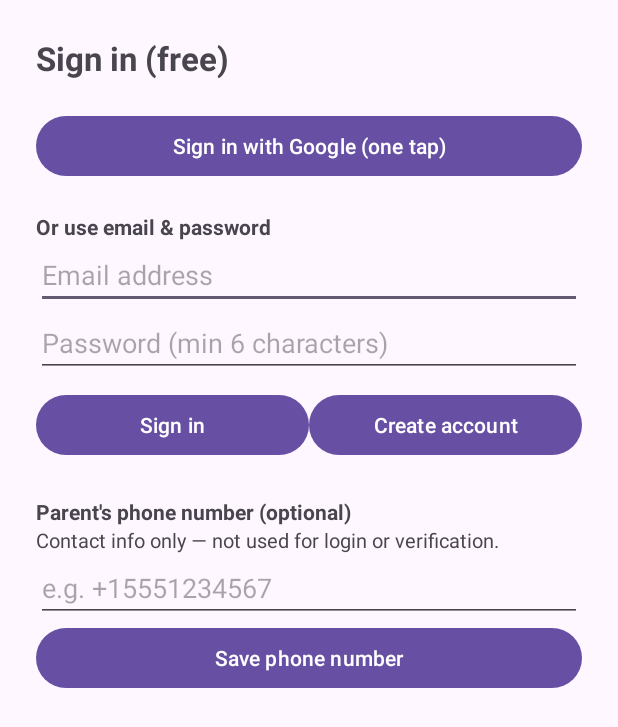
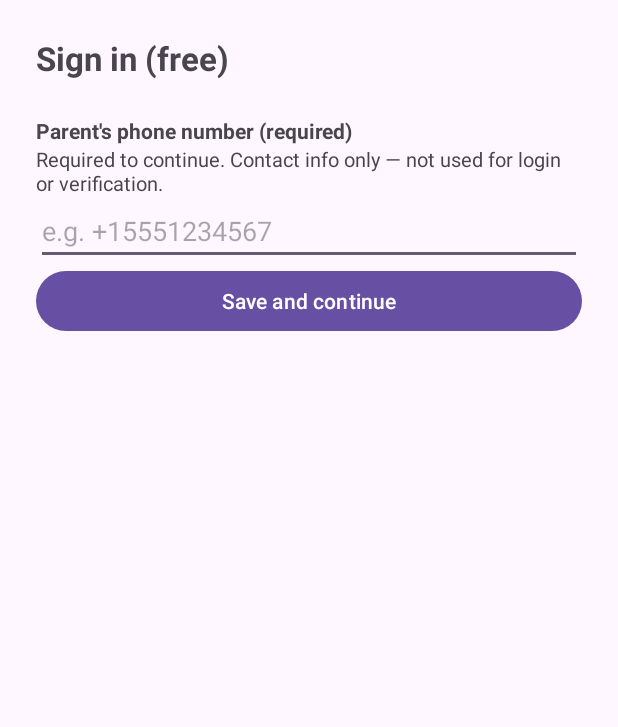
Before and after one commit to stdigital892-dotcom/Fliptle, an Android app: the SignInActivity screen opened directly, with no data from a screen before it, on a phone screen of 412 x 824 dp. Shown: the top 727 px of the screen. Run offline under Robolectric (Android 15) with nearby library versions, the phone set to English and light mode, and no system bars; our stand-ins replace Firebase (no records; nobody signed in at launch, a user with empty details on screens opened directly).

Commit message:
Make parent phone number mandatory after any sign-in
Previously the phone step showed after sign-in but could be skipped, and
appeared inconsistently. Now, once a user signs in by either method
(Google or email/password), a valid parent phone number is required before
the main app opens.

- SignInActivity: after both sign-in paths, hide the sign-in controls and
  show the phone section identically; validate a plausible number (7-15
  digits, optional leading +) before allowing save; save under the same
  Firestore parentPhone field keyed to the Auth UID.
- PhoneGate: new gate that bounces a signed-in user with no phone to the
  phone screen from the launcher router and Home (never traps the device).
- AuthStore.parentPhoneProvided: local flag set optimistically on a valid
  entry so an offline user is not trapped by the gate.
- InstallTracker: saveParentPhone now uses set()+merge (works before the
  install doc exists); fetchParentPhone adopts an already-stored number so
  returning/reinstalled users are not needlessly re-prompted.

Co-Authored-By: Claude Opus 4.8 <noreply@anthropic.com>
Claude-Session: https://claude.ai/code/session_012xs48EkRvNin4yViRbwCag

```diff
--- a/app/src/main/java/com/fliptle/app/HomeActivity.kt
+++ b/app/src/main/java/com/fliptle/app/HomeActivity.kt
@@ -41,6 +41,8 @@ class HomeActivity : AppCompatActivity() {
         super.onCreate(savedInstanceState)
         // Compulsory permissions: if any is missing, bounce back to onboarding.
         if (!Permissions.gate(this)) return
+        // Mandatory after sign-in: no reaching Home without a parent phone number.
+        if (!PhoneGate.gate(this)) return
         setContentView(R.layout.activity_home)
         freezeStore = FreezeStore(this)
         taper = TaperStore(this)
@@ -74,6 +76,8 @@ class HomeActivity : AppCompatActivity() {
         super.onResume()
         // Re-check on every return; a revoked permission blocks the main flow.
         if (!Permissions.gate(this)) return
+        // A signed-in user who backed out without a phone is bounced right back.
+        if (!PhoneGate.gate(this)) return
         com.fliptle.app.auth.Heartbeat.beat(this)
         handler.post(tick)
     }
--- a/app/src/main/java/com/fliptle/app/MainActivity.kt
+++ b/app/src/main/java/com/fliptle/app/MainActivity.kt
@@ -13,6 +13,8 @@ class MainActivity : AppCompatActivity() {
         val destination = when {
             !OnboardingState(this).complete -> OnboardingActivity::class.java
             !Permissions.allEnforcementGranted(this) -> ProtectionGuardActivity::class.java
+            // Signed in but no parent phone yet -> force the mandatory phone screen.
+            PhoneGate.required(this) -> com.fliptle.app.auth.SignInActivity::class.java
             else -> HomeActivity::class.java
         }
         startActivity(Intent(this, destination))
--- a/app/src/main/java/com/fliptle/app/auth/AuthStore.kt
+++ b/app/src/main/java/com/fliptle/app/auth/AuthStore.kt
@@ -27,8 +27,19 @@ class AuthStore(context: Context) {
         get() = prefs.getString(KEY_PHONE, null)
         set(value) = prefs.edit().putString(KEY_PHONE, value).apply()
 
+    /**
+     * Whether the mandatory parent phone number has been provided for the current
+     * signed-in user. Set optimistically on a valid entry (so an offline user is
+     * never trapped) and cleared on a fresh install (prefs wiped). Gated on by
+     * [com.fliptle.app.PhoneGate] to force the phone screen after any sign-in.
+     */
+    var parentPhoneProvided: Boolean
+        get() = prefs.getBoolean(KEY_PHONE_PROVIDED, false)
+        set(value) = prefs.edit().putBoolean(KEY_PHONE_PROVIDED, value).apply()
+
     companion object {
         private const val KEY_INSTALL_ID = "install_id"
         private const val KEY_PHONE = "phone"
+        private const val KEY_PHONE_PROVIDED = "phone_provided"
     }
 }
--- a/app/src/main/java/com/fliptle/app/auth/InstallTracker.kt
+++ b/app/src/main/java/com/fliptle/app/auth/InstallTracker.kt
@@ -141,16 +141,31 @@ object InstallTracker {
         }
     }
 
-    /** Save the parent's phone number as contact-only info on the user's record. */
+    /** Save the parent's phone number as contact-only info on the user's record.
+     *  Uses set()+merge so it succeeds even if the install doc hasn't been created
+     *  yet (the sign-in transaction that creates it runs asynchronously). */
     fun saveParentPhone(context: Context, uid: String, phone: String, onResult: (String) -> Unit) {
         if (!FirebaseGate.isAvailable(context)) {
-            onResult("Firebase not configured — phone not saved.")
+            onResult("Firebase not configured — phone saved on device only.")
             return
         }
         FirebaseFirestore.getInstance().collection(COLLECTION).document(uid)
-            .update("parentPhone", phone)
+            .set(mapOf("parentPhone" to phone), com.google.firebase.firestore.SetOptions.merge())
             .addOnSuccessListener { onResult("Parent phone saved.") }
-            .addOnFailureListener { e -> onResult("Could not save phone: ${e.message}") }
+            .addOnFailureListener { e -> onResult("Could not sync phone (saved on device): ${e.message}") }
+    }
+
+    /** Best-effort read of any parent phone already stored for this user, so a
+     *  returning/reinstalled user who already provided one isn't re-prompted. */
+    fun fetchParentPhone(context: Context, uid: String, onResult: (String?) -> Unit) {
+        if (!FirebaseGate.isAvailable(context)) {
+            onResult(null)
+            return
+        }
+        FirebaseFirestore.getInstance().collection(COLLECTION).document(uid)
+            .get()
+            .addOnSuccessListener { onResult(it.getString("parentPhone")) }
+            .addOnFailureListener { onResult(null) }
     }
 
     private fun logEvent(
--- a/app/src/main/java/com/fliptle/app/auth/SignInActivity.kt
+++ b/app/src/main/java/com/fliptle/app/auth/SignInActivity.kt
@@ -32,6 +32,7 @@ class SignInActivity : AppCompatActivity() {
     private lateinit var statusText: TextView
     private lateinit var emailInput: EditText
     private lateinit var passwordInput: EditText
+    private lateinit var signInControls: LinearLayout
     private lateinit var phoneSection: LinearLayout
     private lateinit var parentPhoneInput: EditText
 
@@ -63,6 +64,7 @@ class SignInActivity : AppCompatActivity() {
         statusText = findViewById(R.id.authStatusText)
         emailInput = findViewById(R.id.emailInput)
         passwordInput = findViewById(R.id.passwordInput)
+        signInControls = findViewById(R.id.signInControls)
         phoneSection = findViewById(R.id.phoneSection)
         parentPhoneInput = findViewById(R.id.parentPhoneInput)
 
@@ -154,20 +156,70 @@ class SignInActivity : AppCompatActivity() {
         }
     }
 
+    /**
+     * After any sign-in method, reveal the mandatory phone section identically. The
+     * sign-in controls are hidden so the phone number is the only way forward — the
+     * user cannot reach the main app until it is provided (enforced by [PhoneGate]).
+     */
     private fun showSignedInState() {
+        signInControls.visibility = View.GONE
         phoneSection.visibility = View.VISIBLE
+
+        val store = AuthStore(this)
+        // Prefill any number we already have on device.
+        if (parentPhoneInput.text.isNullOrEmpty()) {
+            store.signedInPhone?.let { parentPhoneInput.setText(it) }
+        }
+        // Best-effort: if this user already stored a phone (e.g. after a reinstall),
+        // adopt it so they aren't needlessly re-prompted.
+        val user = auth?.currentUser
+        if (user != null && !store.parentPhoneProvided) {
+            InstallTracker.fetchParentPhone(this, user.uid) { existing ->
+                runOnUiThread {
+                    if (!existing.isNullOrBlank()) {
+                        store.signedInPhone = existing
+                        store.parentPhoneProvided = true
+                        if (parentPhoneInput.text.isNullOrEmpty()) parentPhoneInput.setText(existing)
+                    }
+                }
+            }
+        }
     }
 
     private fun saveParentPhone() {
-        val user = auth?.currentUser ?: return
-        val phone = parentPhoneInput.text.toString().trim()
-        if (phone.isEmpty()) {
-            Toast.makeText(this, R.string.auth_enter_parent_phone, Toast.LENGTH_SHORT).show()
+        val user = auth?.currentUser
+        if (user == null) {
+            Toast.makeText(this, R.string.auth_email_hint, Toast.LENGTH_SHORT).show()
             return
         }
-        InstallTracker.saveParentPhone(this, user.uid, phone) { msg ->
+        val normalized = normalizePhone(parentPhoneInput.text.toString())
+        if (normalized == null) {
+            Toast.makeText(this, R.string.auth_phone_invalid, Toast.LENGTH_SHORT).show()
+            return
+        }
+        // Save locally first (optimistic) so an offline user is never trapped by
+        // the mandatory gate, then sync to Firestore under the same UID key.
+        val store = AuthStore(this)
+        store.signedInPhone = normalized
+        store.parentPhoneProvided = true
+        parentPhoneInput.setText(normalized)
+        InstallTracker.saveParentPhone(this, user.uid, normalized) { msg ->
             runOnUiThread { Toast.makeText(this, msg, Toast.LENGTH_SHORT).show() }
         }
+        Toast.makeText(this, R.string.auth_phone_saved, Toast.LENGTH_SHORT).show()
+        finish()
+    }
+
+    /**
+     * Validate and normalize a plausible phone number. Keeps an optional single
+     * leading '+' and the digits; requires 7–15 digits (E.164 caps at 15). Returns
+     * null if it doesn't look like a real number.
+     */
+    private fun normalizePhone(raw: String): String? {
+        val trimmed = raw.trim()
+        val digits = trimmed.filter { it.isDigit() }
+        if (digits.length < 7 || digits.length > 15) return null
+        return if (trimmed.startsWith("+")) "+$digits" else digits
     }
 
     private fun disableAll() {
--- a/app/src/main/res/layout/activity_sign_in.xml
+++ b/app/src/main/res/layout/activity_sign_in.xml
@@ -16,6 +16,12 @@
             android:text="@string/auth_title"
             android:textSize="22sp"
             android:textStyle="bold" />
+
+        <LinearLayout
+            android:id="@+id/signInControls"
+            android:layout_width="match_parent"
+            android:layout_height="wrap_content"
+            android:orientation="vertical">
 
             <Button
                 android:id="@+id/googleSignInButton"
@@ -67,6 +73,7 @@
                     android:layout_weight="1"
                     android:text="@string/auth_email_signup" />
             </LinearLayout>
+        </LinearLayout>
 
         <LinearLayout
             android:id="@+id/phoneSection"
--- a/app/src/main/res/values/strings.xml
+++ b/app/src/main/res/values/strings.xml
@@ -96,11 +96,13 @@
     <string name="auth_signed_in">Signed in as %1$s</string>
     <string name="auth_verified">Email: verified ✓</string>
     <string name="auth_unverified">Email: not verified — check your inbox for the verification link.</string>
-    <string name="auth_parent_phone_label">Parent\'s phone number (optional)</string>
-    <string name="auth_parent_phone_hint">Contact info only — not used for login or verification.</string>
+    <string name="auth_parent_phone_label">Parent\'s phone number (required)</string>
+    <string name="auth_parent_phone_hint">Required to continue. Contact info only — not used for login or verification.</string>
     <string name="auth_parent_phone_field">e.g. +15551234567</string>
-    <string name="auth_save_phone">Save phone number</string>
+    <string name="auth_save_phone">Save and continue</string>
     <string name="auth_enter_parent_phone">Enter a phone number first.</string>
+    <string name="auth_phone_invalid">Enter a valid phone number (7–15 digits, e.g. +15551234567).</string>
+    <string name="auth_phone_saved">Phone number saved.</string>
 
     <!-- Typing gate -->
     <string name="setup_typing_gate">Typing gate (1–50)</string>
```
Also changed, not shown: app/src/main/java/com/fliptle/app/PhoneGate.kt (added, +42 -0 lines). Lines whose indentation alone changed are shown as unchanged.
